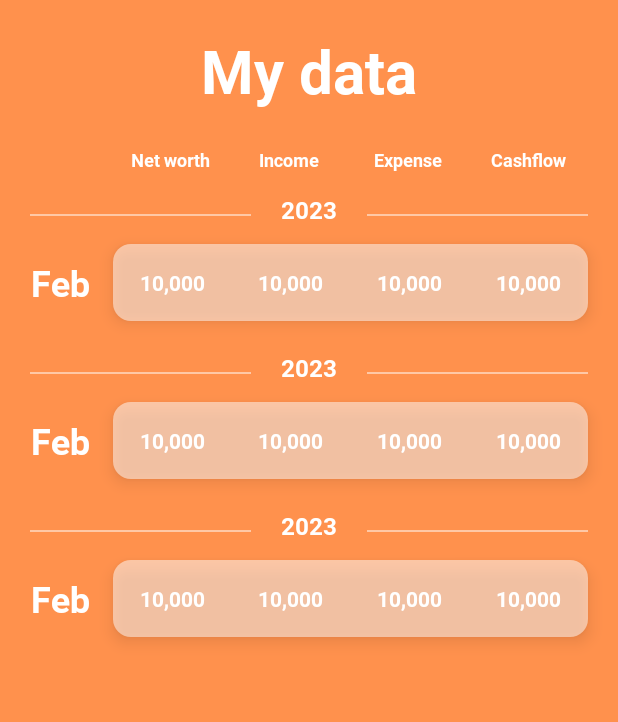
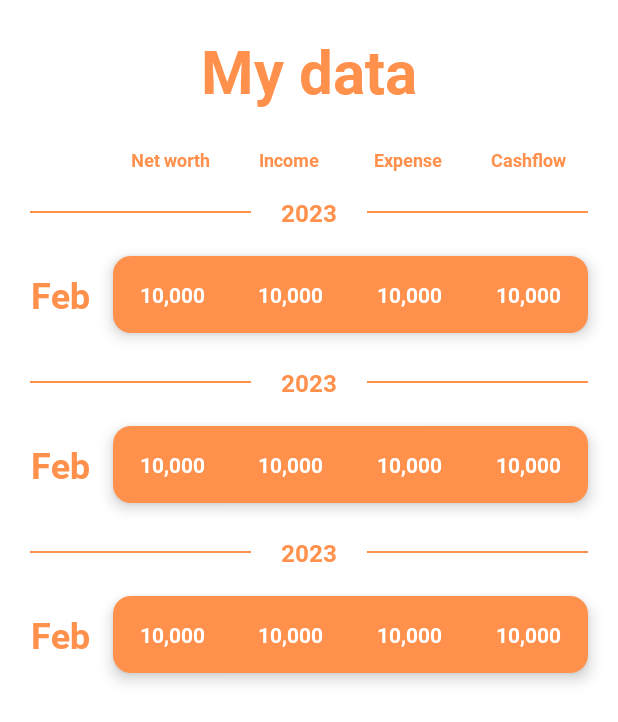
Before and after one commit to alexandru-rotariu-5/Finkeepy, an Android app: the layout fragment_records.xml on its own in the app's theme, with its tools: preview values and no code run, on a phone screen of 412 x 824 dp. Shown: the top 722 px of the screen. Run offline under Robolectric (Android 15) with nearby library versions, the phone set to English and light mode, and no system bars.

Commit message:
More rebrand

```diff
--- a/app/src/main/java/com/alexrotariu/finkeepy/ui/records/RecordBottomSheet.kt
+++ b/app/src/main/java/com/alexrotariu/finkeepy/ui/records/RecordBottomSheet.kt
@@ -112,7 +112,7 @@ class RecordBottomSheet(
             )
 
             llCashflow.setBackgroundResource(
-                if (cashflow > 0) R.drawable.bg_text_rounded_green else R.drawable.bg_text_rounded_red
+                if (cashflow > 0) R.drawable.bg_text_rounded_profit else R.drawable.bg_text_rounded_loss
             )
 
             tvCashflowValue.text = getString(
@@ -123,9 +123,9 @@ class RecordBottomSheet(
 
             ivCashflowArrow.apply {
                 if (cashflow < 0) {
-                    setImageResource(R.drawable.ic_double_arrow_down)
+                    setImageResource(R.drawable.ic_double_arrow_down_white)
                 } else if (cashflow > 0) {
-                    setImageResource(R.drawable.ic_double_arrow_up)
+                    setImageResource(R.drawable.ic_double_arrow_up_white)
                 } else {
                     visibility = View.GONE
                 }
--- a/app/src/main/res/drawable/bg_record_cashflow_graph_expense.xml
+++ b/app/src/main/res/drawable/bg_record_cashflow_graph_expense.xml
@@ -1,7 +1,7 @@
 <?xml version="1.0" encoding="utf-8"?>
 <shape android:shape="rectangle"
     xmlns:android="http://schemas.android.com/apk/res/android">
-    <solid android:color="@color/red" />
+    <solid android:color="@color/color_loss" />
     <corners android:topLeftRadius="8dp"
         android:topRightRadius="8dp"/>
 </shape>
--- a/app/src/main/res/drawable/bg_record_cashflow_graph_income.xml
+++ b/app/src/main/res/drawable/bg_record_cashflow_graph_income.xml
@@ -1,7 +1,7 @@
 <?xml version="1.0" encoding="utf-8"?>
 <shape android:shape="rectangle"
     xmlns:android="http://schemas.android.com/apk/res/android">
-    <solid android:color="@color/green" />
+    <solid android:color="@color/color_profit" />
     <corners android:topLeftRadius="8dp"
         android:topRightRadius="8dp"/>
 </shape>
--- a/app/src/main/res/drawable/bg_record_data.xml
+++ b/app/src/main/res/drawable/bg_record_data_primary.xml
@@ -1,6 +1,6 @@
 <?xml version="1.0" encoding="utf-8"?>
 <shape xmlns:android="http://schemas.android.com/apk/res/android"
     android:shape="rectangle">
-    <solid android:color="#80FFFFFF" />
+    <solid android:color="@color/primary" />
     <corners android:radius="12dp" />
 </shape>
--- a/app/src/main/res/drawable/bg_see_more_records.xml
+++ b/app/src/main/res/drawable/bg_see_more_records.xml
@@ -1,9 +1,9 @@
 <?xml version="1.0" encoding="utf-8"?>
 <ripple xmlns:android="http://schemas.android.com/apk/res/android"
-    android:color="@color/white">
+    android:color="@color/secondary">
     <item android:id="@android:id/mask">
         <shape android:shape="rectangle">
-            <solid android:color="@android:color/white" />
+            <solid android:color="@color/secondary" />
             <corners android:radius="20dp" />
             <padding android:left="16dp"
                 android:top="12dp"
--- a/app/src/main/res/drawable/bg_text_rounded_red.xml
+++ b/app/src/main/res/drawable/bg_text_rounded_loss.xml
@@ -1,7 +1,7 @@
 <?xml version="1.0" encoding="utf-8"?>
 <shape xmlns:android="http://schemas.android.com/apk/res/android"
     android:shape="rectangle">
-    <solid android:color="@color/red" />
+    <solid android:color="@color/color_loss" />
     <corners
         android:bottomLeftRadius="20dp"
         android:bottomRightRadius="20dp"
--- a/app/src/main/res/drawable/bg_text_rounded_green.xml
+++ b/app/src/main/res/drawable/bg_text_rounded_profit.xml
@@ -1,7 +1,7 @@
 <?xml version="1.0" encoding="utf-8"?>
 <shape xmlns:android="http://schemas.android.com/apk/res/android"
     android:shape="rectangle">
-    <solid android:color="@color/green" />
+    <solid android:color="@color/color_profit" />
     <corners
         android:bottomLeftRadius="20dp"
         android:bottomRightRadius="20dp"
--- a/app/src/main/res/layout/activity_main.xml
+++ b/app/src/main/res/layout/activity_main.xml
@@ -10,7 +10,7 @@
     <androidx.constraintlayout.widget.ConstraintLayout
         android:layout_width="match_parent"
         android:layout_height="match_parent"
-        android:background="?attr/colorPrimary"
+        android:background="@color/color_background"
         tools:context="com.alexrotariu.finkeepy.ui.MainActivity">
 
         <androidx.fragment.app.FragmentContainerView
--- a/app/src/main/res/layout/fragment_records.xml
+++ b/app/src/main/res/layout/fragment_records.xml
@@ -1,10 +1,10 @@
 <?xml version="1.0" encoding="utf-8"?>
-<androidx.constraintlayout.widget.ConstraintLayout android:layout_width="match_parent"
-    android:layout_height="match_parent"
+<androidx.constraintlayout.widget.ConstraintLayout xmlns:android="http://schemas.android.com/apk/res/android"
     xmlns:app="http://schemas.android.com/apk/res-auto"
     xmlns:tools="http://schemas.android.com/tools"
-    android:background="?attr/colorPrimary"
-    xmlns:android="http://schemas.android.com/apk/res/android">
+    android:layout_width="match_parent"
+    android:layout_height="match_parent"
+    android:background="@color/color_background">
 
     <TextView
         android:id="@+id/tvRecords"
@@ -13,7 +13,7 @@
         android:layout_marginTop="20dp"
         android:fontFamily="@font/bold"
         android:text="@string/my_data"
-        android:textColor="@color/white"
+        android:textColor="@color/primary"
         android:textSize="40sp"
         app:layout_constraintEnd_toEndOf="parent"
         app:layout_constraintStart_toStartOf="parent"
--- a/app/src/main/res/layout/header_record_list.xml
+++ b/app/src/main/res/layout/header_record_list.xml
@@ -1,11 +1,11 @@
 <?xml version="1.0" encoding="utf-8"?>
-<LinearLayout android:id="@+id/llRecordsLabels"
+<LinearLayout xmlns:android="http://schemas.android.com/apk/res/android"
+    xmlns:tools="http://schemas.android.com/tools"
+    android:id="@+id/llRecordsLabels"
     android:layout_width="match_parent"
     android:layout_height="wrap_content"
     android:layout_weight="1"
-    android:orientation="horizontal"
-    xmlns:android="http://schemas.android.com/apk/res/android"
-    xmlns:tools="http://schemas.android.com/tools">
+    android:orientation="horizontal">
 
     <!-- Net Worth -->
     <TextView
@@ -16,7 +16,7 @@
         android:fontFamily="@font/bold"
         android:text="@string/net_worth"
         android:textAlignment="center"
-        android:textColor="@color/white"
+        android:textColor="@color/primary"
         android:textSize="12sp"
         tools:ignore="NestedWeights" />
 
@@ -29,7 +29,7 @@
         android:fontFamily="@font/bold"
         android:text="@string/income"
         android:textAlignment="center"
-        android:textColor="@color/white"
+        android:textColor="@color/primary"
         android:textSize="12sp" />
 
     <!-- Expense -->
@@ -41,7 +41,7 @@
         android:fontFamily="@font/bold"
         android:text="@string/expense"
         android:textAlignment="center"
-        android:textColor="@color/white"
+        android:textColor="@color/primary"
         android:textSize="12sp" />
 
     <!-- Cash Flow -->
@@ -53,7 +53,7 @@
         android:fontFamily="@font/bold"
         android:text="@string/cashflow"
         android:textAlignment="center"
-        android:textColor="@color/white"
+        android:textColor="@color/primary"
         android:textSize="12sp" />
 
 </LinearLayout>
--- a/app/src/main/res/layout/item_record.xml
+++ b/app/src/main/res/layout/item_record.xml
@@ -4,7 +4,7 @@
     xmlns:tools="http://schemas.android.com/tools"
     android:layout_width="match_parent"
     android:layout_height="wrap_content"
-    android:background="@color/primary">
+    android:background="@color/color_background">
 
     <LinearLayout
         android:id="@+id/llYear"
@@ -12,6 +12,7 @@
         android:orientation="horizontal"
         android:layout_marginTop="8dp"
         android:gravity="center"
+        android:paddingBottom="12dp"
         android:paddingHorizontal="20dp"
         android:layout_height="wrap_content"
         app:layout_constraintEnd_toEndOf="parent"
@@ -23,7 +24,7 @@
             android:layout_width="0dp"
             android:layout_height="1dp"
             android:layout_weight="1"
-            android:background="@color/white_transparent" />
+            android:background="@color/primary" />
 
         <TextView
             android:id="@+id/tvYear"
@@ -31,9 +32,8 @@
             android:layout_height="wrap_content"
             android:layout_marginHorizontal="20dp"
             android:fontFamily="@font/bold"
-            android:layout_marginBottom="4dp"
             android:textAlignment="center"
-            android:textColor="@color/white"
+            android:textColor="@color/primary"
             android:textSize="16sp"
             tools:text="2023" />
 
@@ -41,7 +41,7 @@
             android:layout_width="0dp"
             android:layout_height="1dp"
             android:layout_weight="1"
-            android:background="@color/white_transparent" />
+            android:background="@color/primary" />
 
     </LinearLayout>
 
@@ -65,7 +65,7 @@
             android:fontFamily="@font/bold"
             android:layout_marginBottom="4dp"
             android:textAlignment="textEnd"
-            android:textColor="@color/white"
+            android:textColor="@color/primary"
             android:textSize="24sp"
             tools:text="Feb" />
 
@@ -79,7 +79,7 @@
             android:layout_marginEnd="20dp"
             android:layout_marginBottom="12dp"
             android:layout_weight="1"
-            android:background="@drawable/bg_record_data"
+            android:background="@drawable/bg_record_data_primary"
             android:clipChildren="false"
             android:clipToPadding="false"
             android:elevation="6dp"
```
Also changed, not shown: app/src/main/java/com/alexrotariu/finkeepy/ui/RecordsAdapter.kt (+4 -4 lines), app/src/main/java/com/alexrotariu/finkeepy/ui/dashboard/DashboardFragment.kt (+5 -5 lines), app/src/main/res/drawable/ic_double_arrow_down_primary.xml (added, +13 -0 lines), app/src/main/res/drawable/ic_double_arrow_up_primary.xml (added, +13 -0 lines), app/src/main/res/layout/bottom_sheet_record.xml (+4 -4 lines), app/src/main/res/layout/fragment_dashboard.xml (+9 -7 lines), app/src/main/res/values/colors.xml (+10 -0 lines), app/src/main/res/drawable/ic_double_arrow_down_white.xml (renamed from app/src/main/res/drawable/ic_double_arrow_down.xml), app/src/main/res/drawable/ic_double_arrow_up_white.xml (renamed from app/src/main/res/drawable/ic_double_arrow_up.xml).
